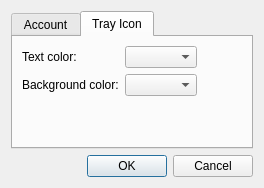
Before: the Qt Designer form ui/configwindow.ui in jnmbk/kotaci, drawn with Qt 5.
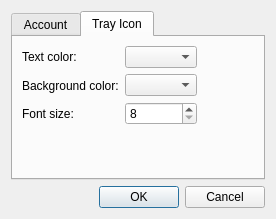
After: the same form once the commit is applied. The open tabs and pages were chosen to show the change. Icons and pictures are not drawn.

Commit message: resolve issue #5: adjustable tray icon font size

```diff
--- a/ui/configwindow.ui
+++ b/ui/configwindow.ui
@@ -1,12 +1,12 @@
 <ui version="4.0" >
  <class>ConfigWindow</class>
- <widget class="QDialog" name="ConfigWindow" >
-  <property name="geometry" >
+ <widget class="QDialog" name="ConfigWindow">
+  <property name="geometry">
    <rect>
     <x>0</x>
     <y>0</y>
-    <width>264</width>
-    <height>188</height>
+    <width>276</width>
+    <height>219</height>
    </rect>
   </property>
   <property name="sizePolicy" >
@@ -129,6 +129,13 @@
              </property>
             </widget>
            </item>
+           <item>
+            <widget class="QLabel" name="labelFontSize">
+             <property name="text">
+              <string>Font size:</string>
+             </property>
+            </widget>
+           </item>
           </layout>
          </item>
          <item>
@@ -147,6 +154,16 @@
              </property>
             </widget>
            </item>
+           <item>
+            <widget class="QSpinBox" name="fontSize">
+             <property name="minimum">
+              <number>8</number>
+             </property>
+             <property name="maximum">
+              <number>12</number>
+             </property>
+            </widget>
+           </item>
           </layout>
          </item>
         </layout>
@@ -186,8 +203,8 @@
      <property name="orientation" >
       <enum>Qt::Horizontal</enum>
      </property>
-     <property name="standardButtons" >
-      <set>QDialogButtonBox::Cancel|QDialogButtonBox::NoButton|QDialogButtonBox::Ok</set>
+     <property name="standardButtons">
+      <set>QDialogButtonBox::Cancel|QDialogButtonBox::Ok</set>
      </property>
     </widget>
    </item>
```
Left out of the diff: 134 changed lines with no effect on the pictures. The commit also changes 4 other files.
